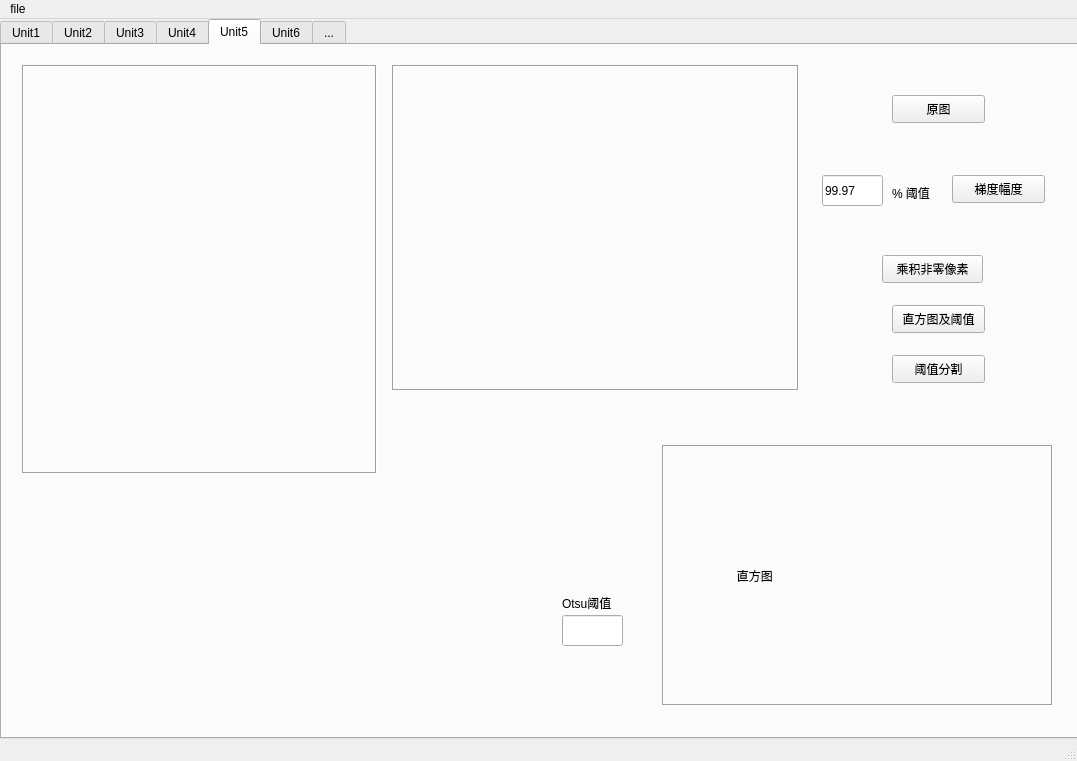
Old version of the form untitled.ui in the repository lrioxh/CV.
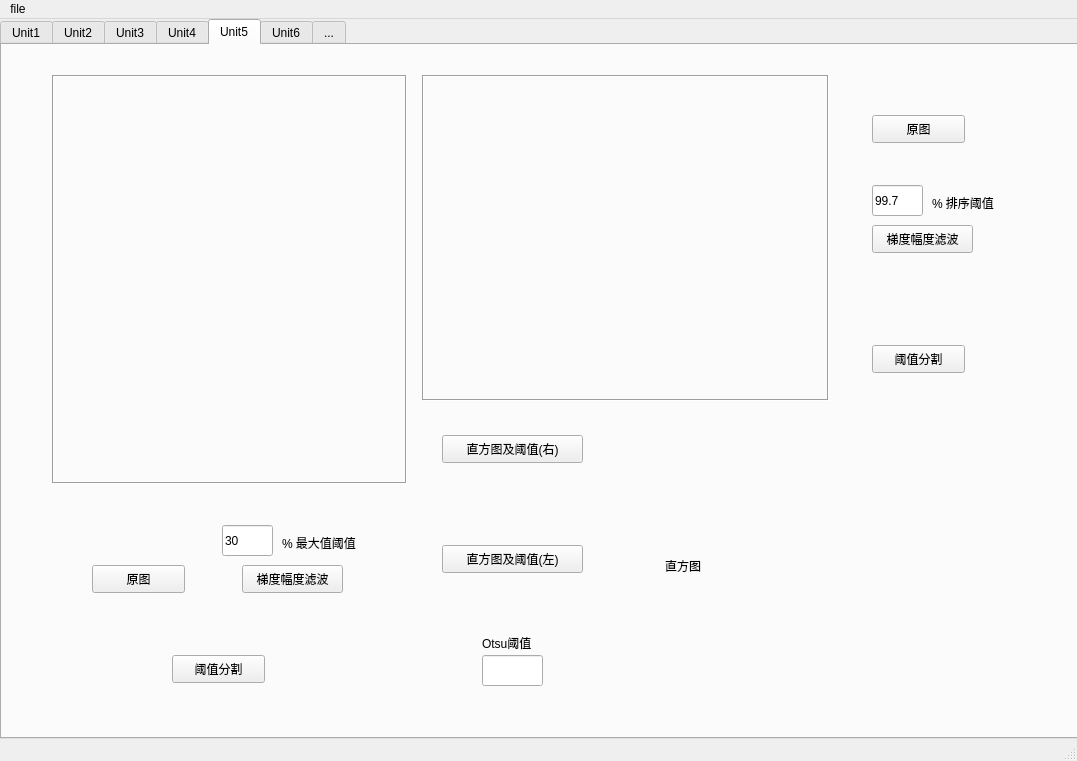
New version of the form. The open tabs and pages were chosen to show the change.

Patch:
```diff
--- a/untitled.ui
+++ b/untitled.ui
@@ -1812,8 +1812,8 @@
      <widget class="QLabel" name="label_46">
       <property name="geometry">
        <rect>
-        <x>390</x>
-        <y>20</y>
+        <x>420</x>
+        <y>30</y>
         <width>407</width>
         <height>326</height>
        </rect>
@@ -1831,8 +1831,8 @@
      <widget class="QLabel" name="label_48">
       <property name="geometry">
        <rect>
-        <x>20</x>
-        <y>20</y>
+        <x>50</x>
+        <y>30</y>
         <width>355</width>
         <height>409</height>
        </rect>
@@ -1850,20 +1850,20 @@
      <widget class="QLabel" name="label_54">
       <property name="geometry">
        <rect>
-        <x>660</x>
-        <y>400</y>
-        <width>391</width>
+        <x>580</x>
+        <y>390</y>
+        <width>441</width>
         <height>261</height>
        </rect>
       </property>
       <property name="frameShape">
-       <enum>QFrame::Box</enum>
+       <enum>QFrame::NoFrame</enum>
       </property>
       <property name="frameShadow">
        <enum>QFrame::Sunken</enum>
       </property>
       <property name="text">
-       <string>                     直方图</string>
+       <string>                         直方图</string>
       </property>
       <property name="textFormat">
        <enum>Qt::AutoText</enum>
@@ -1872,8 +1872,8 @@
      <widget class="QPushButton" name="pushButton_31">
       <property name="geometry">
        <rect>
-        <x>890</x>
-        <y>50</y>
+        <x>870</x>
+        <y>70</y>
         <width>93</width>
         <height>28</height>
        </rect>
@@ -1885,47 +1885,47 @@
      <widget class="QPushButton" name="pushButton_32">
       <property name="geometry">
        <rect>
-        <x>950</x>
-        <y>130</y>
-        <width>93</width>
+        <x>870</x>
+        <y>180</y>
+        <width>101</width>
         <height>28</height>
        </rect>
       </property>
       <property name="text">
-       <string>梯度幅度</string>
+       <string>梯度幅度滤波</string>
       </property>
      </widget>
      <widget class="QLineEdit" name="lineEdit_31">
       <property name="geometry">
        <rect>
-        <x>820</x>
-        <y>130</y>
-        <width>61</width>
-        <height>31</height>
-       </rect>
-      </property>
-      <property name="text">
-       <string>99.97</string>
-      </property>
-     </widget>
-     <widget class="QLabel" name="label_55">
-      <property name="geometry">
-       <rect>
-        <x>890</x>
+        <x>870</x>
         <y>140</y>
         <width>51</width>
+        <height>31</height>
+       </rect>
+      </property>
+      <property name="text">
+       <string>99.7</string>
+      </property>
+     </widget>
+     <widget class="QLabel" name="label_55">
+      <property name="geometry">
+       <rect>
+        <x>930</x>
+        <y>150</y>
+        <width>81</width>
         <height>16</height>
        </rect>
       </property>
       <property name="text">
-       <string>% 阈值</string>
+       <string>% 排序阈值</string>
       </property>
      </widget>
      <widget class="QLineEdit" name="lineEdit_34">
       <property name="geometry">
        <rect>
-        <x>560</x>
-        <y>570</y>
+        <x>480</x>
+        <y>610</y>
         <width>61</width>
         <height>31</height>
        </rect>
@@ -1934,34 +1934,21 @@
      <widget class="QPushButton" name="pushButton_33">
       <property name="geometry">
        <rect>
-        <x>890</x>
-        <y>260</y>
-        <width>93</width>
+        <x>440</x>
+        <y>390</y>
+        <width>141</width>
         <height>28</height>
        </rect>
       </property>
       <property name="text">
-       <string>直方图及阈值</string>
-      </property>
-     </widget>
-     <widget class="QPushButton" name="pushButton_34">
-      <property name="geometry">
-       <rect>
-        <x>880</x>
-        <y>210</y>
-        <width>101</width>
-        <height>28</height>
-       </rect>
-      </property>
-      <property name="text">
-       <string>乘积非零像素</string>
+       <string>直方图及阈值(右)</string>
       </property>
      </widget>
      <widget class="QPushButton" name="pushButton_35">
       <property name="geometry">
        <rect>
-        <x>890</x>
-        <y>310</y>
+        <x>870</x>
+        <y>300</y>
         <width>93</width>
         <height>28</height>
        </rect>
@@ -1973,8 +1960,8 @@
      <widget class="QLabel" name="label_56">
       <property name="geometry">
        <rect>
-        <x>560</x>
-        <y>550</y>
+        <x>480</x>
+        <y>590</y>
         <width>72</width>
         <height>15</height>
        </rect>
@@ -1983,6 +1970,84 @@
        <string>Otsu阈值</string>
       </property>
      </widget>
+     <widget class="QPushButton" name="pushButton_36">
+      <property name="geometry">
+       <rect>
+        <x>240</x>
+        <y>520</y>
+        <width>101</width>
+        <height>28</height>
+       </rect>
+      </property>
+      <property name="text">
+       <string>梯度幅度滤波</string>
+      </property>
+     </widget>
+     <widget class="QPushButton" name="pushButton_37">
+      <property name="geometry">
+       <rect>
+        <x>170</x>
+        <y>610</y>
+        <width>93</width>
+        <height>28</height>
+       </rect>
+      </property>
+      <property name="text">
+       <string>阈值分割</string>
+      </property>
+     </widget>
+     <widget class="QLabel" name="label_57">
+      <property name="geometry">
+       <rect>
+        <x>280</x>
+        <y>490</y>
+        <width>101</width>
+        <height>16</height>
+       </rect>
+      </property>
+      <property name="text">
+       <string>% 最大值阈值</string>
+      </property>
+     </widget>
+     <widget class="QPushButton" name="pushButton_39">
+      <property name="geometry">
+       <rect>
+        <x>90</x>
+        <y>520</y>
+        <width>93</width>
+        <height>28</height>
+       </rect>
+      </property>
+      <property name="text">
+       <string>原图</string>
+      </property>
+     </widget>
+     <widget class="QLineEdit" name="lineEdit_38">
+      <property name="geometry">
+       <rect>
+        <x>220</x>
+        <y>480</y>
+        <width>51</width>
+        <height>31</height>
+       </rect>
+      </property>
+      <property name="text">
+       <string>30</string>
+      </property>
+     </widget>
+     <widget class="QPushButton" name="pushButton_40">
+      <property name="geometry">
+       <rect>
+        <x>440</x>
+        <y>500</y>
+        <width>141</width>
+        <height>28</height>
+       </rect>
+      </property>
+      <property name="text">
+       <string>直方图及阈值(左)</string>
+      </property>
+     </widget>
     </widget>
     <widget class="QWidget" name="tab_6">
      <attribute name="title">
```
Left out of the diff: 51 changed lines with no effect on the pictures.
